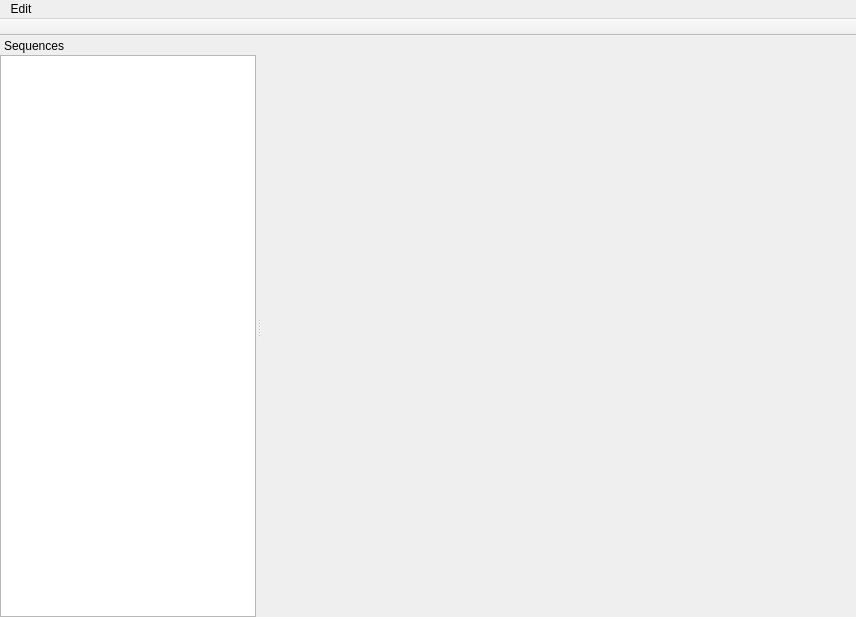
Before: the Qt Designer form condetrol/condetrol/experiment_viewer/resources/experiment_viewer.ui in light-scattering-iogs/caqtus, drawn with Qt 5.
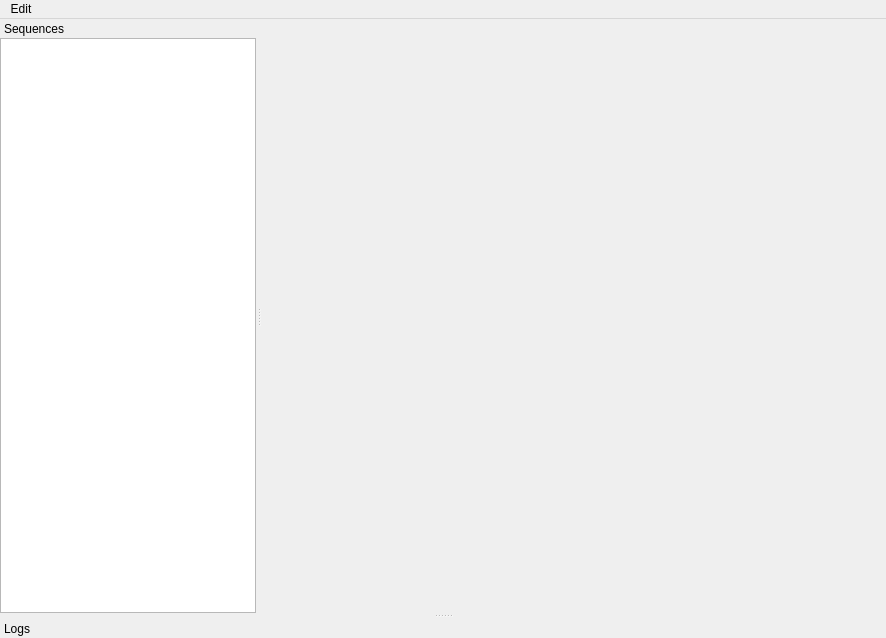
After: the same form once the commit is applied. Icons and pictures are not drawn.

Commit message: Put sequence widgets in their own window

```diff
--- a/condetrol/condetrol/experiment_viewer/resources/experiment_viewer.ui
+++ b/condetrol/condetrol/experiment_viewer/resources/experiment_viewer.ui
@@ -6,8 +6,8 @@
    <rect>
     <x>0</x>
     <y>0</y>
-    <width>856</width>
-    <height>617</height>
+    <width>886</width>
+    <height>638</height>
    </rect>
   </property>
   <property name="windowTitle">
@@ -28,8 +28,8 @@
     <rect>
      <x>0</x>
      <y>0</y>
-     <width>856</width>
-     <height>22</height>
+     <width>886</width>
+     <height>21</height>
     </rect>
    </property>
    <widget class="QMenu" name="menuPreferences">
@@ -79,22 +79,17 @@
     </layout>
    </widget>
   </widget>
-  <widget class="QToolBar" name="toolBar">
+  <widget class="QDockWidget" name="logs">
+   <property name="features">
+    <set>QDockWidget::DockWidgetMovable</set>
+   </property>
    <property name="windowTitle">
-    <string>toolBar</string>
+    <string>Logs</string>
    </property>
-   <property name="movable">
-    <bool>false</bool>
-   </property>
-   <property name="floatable">
-    <bool>false</bool>
-   </property>
-   <attribute name="toolBarArea">
-    <enum>TopToolBarArea</enum>
+   <attribute name="dockWidgetArea">
+    <number>8</number>
    </attribute>
-   <attribute name="toolBarBreak">
-    <bool>false</bool>
-   </attribute>
+   <widget class="QWidget" name="dockWidgetContents_2"/>
   </widget>
   <action name="action_edit_config">
    <property name="icon">
```
The commit also changes 2 other files.
